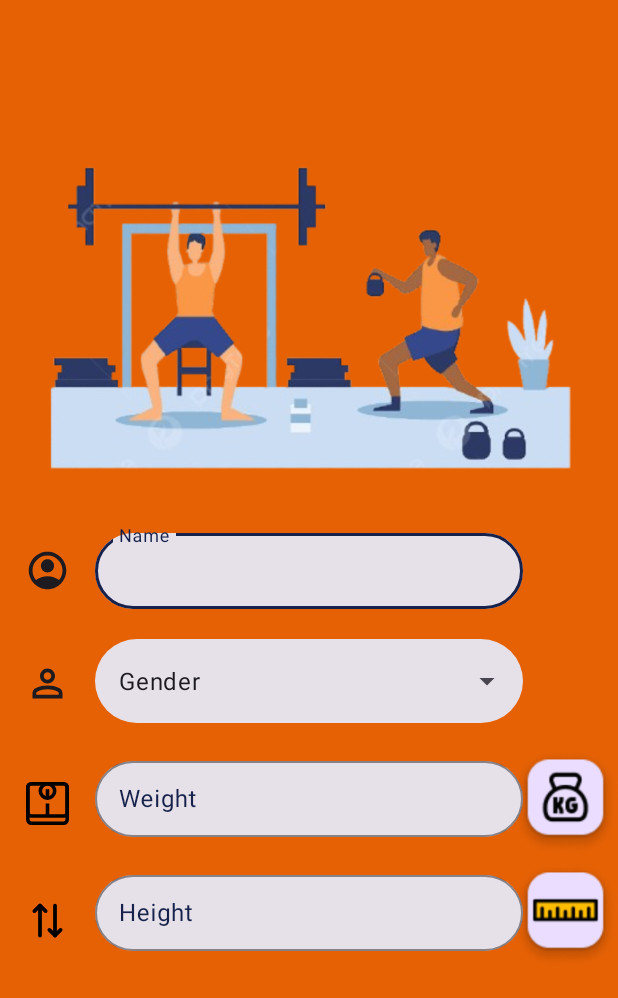
After one commit to Sian1902/Go-Healthy, an Android app: the layout fragment_signup.xml on its own in the app's theme, with its tools: preview values and no code run, on a phone screen of 412 x 824 dp. The commit adds this screen. Shown: the top 998 px of the screen. Run offline under Robolectric (Android 15) with nearby library versions, the phone set to English and light mode, and no system bars.

Commit message:
SignUp Fragment Added with its binding

```diff
--- a/app/build.gradle.kts
+++ b/app/build.gradle.kts
@@ -8,6 +8,7 @@ android {
     compileSdk = 34
     buildFeatures{
         dataBinding=true
+        viewBinding=true
     }
 
     defaultConfig {
--- /dev/null
+++ b/app/src/main/java/com/example/gohealthy/SignUpFragment.kt
@@ -0,0 +1,43 @@
+package com.example.gohealthy
+
+import android.os.Bundle
+import android.text.Editable
+import android.text.TextWatcher
+import androidx.fragment.app.Fragment
+import android.view.LayoutInflater
+import android.view.View
+import android.view.ViewGroup
+import android.widget.ArrayAdapter
+import android.widget.AutoCompleteTextView
+import com.example.gohealthy.databinding.FragmentSignupBinding
+
+
+class SignUpFragment : Fragment() {
+    lateinit var binding: FragmentSignupBinding
+    override fun onCreate(savedInstanceState: Bundle?) {
+        super.onCreate(savedInstanceState)
+    }
+
+    override fun onCreateView(
+        inflater: LayoutInflater, container: ViewGroup?,
+        savedInstanceState: Bundle?
+    ): View? {
+        // Inflate the layout for this fragment
+        binding = FragmentSignupBinding.inflate(inflater, container, false)
+
+        val gender = resources.getStringArray(R.array.Gender)
+        val arrayAdapter = ArrayAdapter(requireContext(), R.layout.dropdownmenu, gender)
+
+
+        binding.genderTextField.editText?.let { autoCompleteTextView ->
+            (autoCompleteTextView as AutoCompleteTextView).setAdapter(arrayAdapter)
+        }
+
+
+
+
+
+        return binding.root
+    }
+
+}
--- /dev/null
+++ b/app/src/main/res/drawable/account_circle.xml
@@ -0,0 +1,9 @@
+<vector xmlns:android="http://schemas.android.com/apk/res/android"
+    android:width="24dp"
+    android:height="24dp"
+    android:viewportWidth="24"
+    android:viewportHeight="24">
+  <path
+      android:pathData="M5.85,17.1C6.7,16.45 7.65,15.938 8.7,15.563C9.75,15.188 10.85,15 12,15C13.15,15 14.25,15.188 15.3,15.563C16.35,15.938 17.3,16.45 18.15,17.1C18.733,16.417 19.188,15.642 19.513,14.775C19.837,13.908 20,12.983 20,12C20,9.783 19.221,7.896 17.663,6.338C16.104,4.779 14.217,4 12,4C9.783,4 7.896,4.779 6.338,6.338C4.779,7.896 4,9.783 4,12C4,12.983 4.162,13.908 4.488,14.775C4.813,15.642 5.267,16.417 5.85,17.1ZM12,13C11.017,13 10.188,12.663 9.512,11.988C8.837,11.313 8.5,10.483 8.5,9.5C8.5,8.517 8.837,7.688 9.512,7.012C10.188,6.338 11.017,6 12,6C12.983,6 13.813,6.338 14.488,7.012C15.163,7.688 15.5,8.517 15.5,9.5C15.5,10.483 15.163,11.313 14.488,11.988C13.813,12.663 12.983,13 12,13ZM12,22C10.617,22 9.317,21.737 8.1,21.212C6.883,20.688 5.825,19.975 4.925,19.075C4.025,18.175 3.313,17.117 2.787,15.9C2.263,14.683 2,13.383 2,12C2,10.617 2.263,9.317 2.787,8.1C3.313,6.883 4.025,5.825 4.925,4.925C5.825,4.025 6.883,3.313 8.1,2.787C9.317,2.263 10.617,2 12,2C13.383,2 14.683,2.263 15.9,2.787C17.117,3.313 18.175,4.025 19.075,4.925C19.975,5.825 20.688,6.883 21.212,8.1C21.737,9.317 22,10.617 22,12C22,13.383 21.737,14.683 21.212,15.9C20.688,17.117 19.975,18.175 19.075,19.075C18.175,19.975 17.117,20.688 15.9,21.212C14.683,21.737 13.383,22 12,22Z"
+      android:fillColor="#1D1B20"/>
+</vector>
--- /dev/null
+++ b/app/src/main/res/drawable/person.xml
@@ -0,0 +1,9 @@
+<vector xmlns:android="http://schemas.android.com/apk/res/android"
+    android:width="30dp"
+    android:height="30dp"
+    android:viewportWidth="30"
+    android:viewportHeight="30">
+  <path
+      android:pathData="M15,15C13.625,15 12.448,14.51 11.469,13.531C10.49,12.552 10,11.375 10,10C10,8.625 10.49,7.448 11.469,6.469C12.448,5.49 13.625,5 15,5C16.375,5 17.552,5.49 18.531,6.469C19.51,7.448 20,8.625 20,10C20,11.375 19.51,12.552 18.531,13.531C17.552,14.51 16.375,15 15,15ZM5,25V21.5C5,20.792 5.182,20.141 5.547,19.547C5.911,18.953 6.396,18.5 7,18.188C8.292,17.542 9.604,17.057 10.938,16.734C12.271,16.412 13.625,16.25 15,16.25C16.375,16.25 17.729,16.412 19.063,16.734C20.396,17.057 21.708,17.542 23,18.188C23.604,18.5 24.088,18.953 24.453,19.547C24.818,20.141 25,20.792 25,21.5V25H5ZM7.5,22.5H22.5V21.5C22.5,21.271 22.443,21.063 22.328,20.875C22.213,20.688 22.063,20.542 21.875,20.438C20.75,19.875 19.615,19.453 18.469,19.172C17.323,18.891 16.167,18.75 15,18.75C13.833,18.75 12.677,18.891 11.531,19.172C10.385,19.453 9.25,19.875 8.125,20.438C7.938,20.542 7.786,20.688 7.672,20.875C7.557,21.063 7.5,21.271 7.5,21.5V22.5ZM15,12.5C15.688,12.5 16.276,12.255 16.766,11.766C17.255,11.276 17.5,10.688 17.5,10C17.5,9.313 17.255,8.724 16.766,8.234C16.276,7.745 15.688,7.5 15,7.5C14.313,7.5 13.724,7.745 13.234,8.234C12.745,8.724 12.5,9.313 12.5,10C12.5,10.688 12.745,11.276 13.234,11.766C13.724,12.255 14.313,12.5 15,12.5Z"
+      android:fillColor="#1D1B20"/>
+</vector>
--- /dev/null
+++ b/app/src/main/res/drawable/scale_svgrepo_com.xml
@@ -0,0 +1,13 @@
+<vector xmlns:android="http://schemas.android.com/apk/res/android" android:height="30dp" android:viewportHeight="24" android:viewportWidth="24" android:width="30dp">
+
+    <path android:fillColor="#00000000" android:pathData="M3.41,1.5L20.59,1.5A1.91,1.91 0,0 1,22.5 3.41L22.5,16.77A1.91,1.91 0,0 1,20.59 18.68L3.41,18.68A1.91,1.91 0,0 1,1.5 16.77L1.5,3.41A1.91,1.91 0,0 1,3.41 1.5z" android:strokeColor="#020202" android:strokeWidth="1.91"/>
+
+    <path android:fillColor="#00000000" android:pathData="M3.41,1.5L20.59,1.5A1.91,1.91 0,0 1,22.5 3.41L22.5,20.59A1.91,1.91 0,0 1,20.59 22.5L3.41,22.5A1.91,1.91 0,0 1,1.5 20.59L1.5,3.41A1.91,1.91 0,0 1,3.41 1.5z" android:strokeColor="#020202" android:strokeWidth="1.91"/>
+
+    <path android:fillColor="#00000000" android:pathData="M12,5.32m-3.82,0a3.82,3.82 0,1 1,7.64 0a3.82,3.82 0,1 1,-7.64 0" android:strokeColor="#020202" android:strokeWidth="1.91"/>
+
+    <path android:fillColor="#00000000" android:pathData="M12,4.36L12,9.14" android:strokeColor="#020202" android:strokeWidth="1.91"/>
+
+    <path android:fillColor="#00000000" android:pathData="M12,12L12,18.68" android:strokeColor="#020202" android:strokeWidth="1.91"/>
+
+</vector>
--- /dev/null
+++ b/app/src/main/res/drawable/up_down_arrow_svgrepo_com.xml
@@ -0,0 +1,9 @@
+<vector xmlns:android="http://schemas.android.com/apk/res/android" android:height="30dp" android:viewportHeight="24" android:viewportWidth="24" android:width="30dp">
+
+    <path android:fillColor="#00000000" android:pathData="M11,7l-3,-3l-3,3" android:strokeColor="#000000" android:strokeLineCap="round" android:strokeLineJoin="round" android:strokeWidth="2"/>
+
+    <path android:fillColor="#00000000" android:pathData="M13,17l3,3l3,-3" android:strokeColor="#000000" android:strokeLineCap="round" android:strokeLineJoin="round" android:strokeWidth="2"/>
+
+    <path android:fillColor="#00000000" android:pathData="M8,20V4m8,0V20" android:strokeColor="#000000" android:strokeLineCap="round" android:strokeLineJoin="round" android:strokeWidth="2"/>
+
+</vector>
--- /dev/null
+++ b/app/src/main/res/layout/dropdownmenu.xml
@@ -0,0 +1,8 @@
+<?xml version="1.0" encoding="utf-8"?>
+<TextView xmlns:android="http://schemas.android.com/apk/res/android"
+    android:id="@+id/textViewPriorities"
+    android:layout_width="match_parent"
+    android:layout_height="wrap_content"
+    android:padding="10dp"
+    android:textColor="@color/black"
+    android:textSize="16sp" />
--- /dev/null
+++ b/app/src/main/res/layout/fragment_signup.xml
@@ -0,0 +1,174 @@
+<?xml version="1.0" encoding="utf-8"?>
+<androidx.constraintlayout.widget.ConstraintLayout xmlns:android="http://schemas.android.com/apk/res/android"
+    xmlns:tools="http://schemas.android.com/tools"
+    android:layout_width="match_parent"
+    android:layout_height="match_parent"
+    xmlns:app="http://schemas.android.com/apk/res-auto"
+    android:background="@color/custom_orange"
+    tools:context=".SignUpFragment">
+
+
+
+
+    <ImageView
+        android:id="@+id/signup_bg"
+        android:layout_width="384dp"
+        android:layout_height="384dp"
+        android:src="@drawable/signup_bg"
+        app:layout_constraintTop_toTopOf="parent"
+        app:layout_constraintStart_toStartOf="parent"
+        app:layout_constraintEnd_toEndOf="parent"/>
+    <ImageView
+        android:id="@+id/nameIcon"
+        android:layout_width="30dp"
+        android:layout_height="30dp"
+        android:src="@drawable/account_circle"
+        app:layout_constraintStart_toStartOf="parent"
+        app:layout_constraintTop_toTopOf="parent"
+        app:layout_constraintEnd_toStartOf="@id/nameTextField"
+        android:layout_marginTop="365dp"/>
+    <ImageView
+        android:id="@+id/genderIcon"
+        android:layout_width="30dp"
+        android:layout_height="30dp"
+        android:src="@drawable/person"
+        app:layout_constraintStart_toStartOf="parent"
+        app:layout_constraintTop_toBottomOf="@id/nameIcon"
+        app:layout_constraintEnd_toStartOf="@id/genderTextField"
+        android:layout_marginTop="45dp"/>
+    <ImageView
+        android:id="@+id/weightIcon"
+        android:layout_width="30dp"
+        android:layout_height="30dp"
+        android:src="@drawable/scale_svgrepo_com"
+        app:layout_constraintStart_toStartOf="parent"
+        app:layout_constraintTop_toBottomOf="@id/genderIcon"
+        app:layout_constraintEnd_toStartOf="@id/genderTextField"
+        android:layout_marginTop="50dp"/>
+    <ImageView
+        android:id="@+id/heightIcon"
+        android:layout_width="30dp"
+        android:layout_height="30dp"
+        android:src="@drawable/up_down_arrow_svgrepo_com"
+        app:layout_constraintStart_toStartOf="parent"
+        app:layout_constraintTop_toBottomOf="@id/weightIcon"
+        app:layout_constraintEnd_toStartOf="@id/genderTextField"
+        android:layout_marginTop="48dp"/>
+    <ImageView
+        android:id="@+id/weightImage"
+        android:layout_width="70dp"
+        android:layout_height="70dp"
+        app:layout_constraintEnd_toEndOf="parent"
+        app:layout_constraintTop_toTopOf="parent"
+        android:src="@drawable/weightfab"
+        android:layout_marginTop="500dp"/>
+    <ImageView
+        android:layout_width="70dp"
+        android:layout_height="70dp"
+        app:layout_constraintEnd_toEndOf="parent"
+        app:layout_constraintTop_toBottomOf="@id/weightImage"
+        android:layout_marginTop="5dp"
+        android:src="@drawable/scale"
+        />
+
+
+
+    <com.google.android.material.textfield.TextInputLayout
+        android:id="@+id/nameTextField"
+        android:layout_width="285dp"
+        android:layout_height="56dp"
+        android:hint="Name"
+        android:textColorHint="@color/test"
+        app:boxStrokeColor ="@color/test"
+        app:hintTextColor="@color/test"
+        app:boxBackgroundColor="@color/textField_color"
+        app:layout_constraintStart_toStartOf="parent"
+        app:layout_constraintTop_toTopOf="parent"
+        android:layout_marginTop="350dp"
+        app:layout_constraintEnd_toEndOf="parent"
+        app:boxCornerRadiusTopStart="28dp"
+        app:boxCornerRadiusTopEnd="28dp"
+        app:boxCornerRadiusBottomEnd="28dp"
+        app:boxCornerRadiusBottomStart="28dp">
+        <com.google.android.material.textfield.TextInputEditText
+            android:layout_width="match_parent"
+            android:layout_height="wrap_content" />
+    </com.google.android.material.textfield.TextInputLayout>
+
+
+    <com.google.android.material.textfield.TextInputLayout
+        style="@style/Widget.Material3.TextInputLayout.FilledBox.ExposedDropdownMenu"
+        android:id="@+id/genderTextField"
+        android:layout_width="285dp"
+        android:layout_height="56dp"
+        android:textColorHint="@color/test"
+        app:boxStrokeColor ="@color/custom_orange"
+        app:boxStrokeWidth = "0dp"
+        app:hintTextColor="@color/test"
+        app:boxBackgroundColor="@color/textField_color"
+        app:layout_constraintStart_toStartOf="parent"
+        app:layout_constraintTop_toBottomOf="@id/nameTextField"
+        app:layout_constraintEnd_toEndOf="parent"
+        android:layout_marginTop="20dp"
+        app:boxCornerRadiusTopStart="28dp"
+        app:boxCornerRadiusTopEnd="28dp"
+        app:boxCornerRadiusBottomEnd="28dp"
+        app:boxCornerRadiusBottomStart="28dp">
+        <AutoCompleteTextView
+            android:layout_width="285dp"
+            android:layout_height="56dp"
+            android:padding="10dp"
+            android:inputType="none"
+            android:text="Gender"
+            />
+
+    </com.google.android.material.textfield.TextInputLayout>
+
+    <com.google.android.material.textfield.TextInputLayout
+        android:id="@+id/weightTextField"
+        android:layout_width="285dp"
+        android:layout_height="56dp"
+        android:hint="Weight"
+        android:textColorHint="@color/test"
+        app:boxStrokeColor ="@color/test"
+        app:hintTextColor="@color/test"
+        app:boxBackgroundColor="@color/textField_color"
+        android:layout_marginTop="20dp"
+        app:layout_constraintStart_toStartOf="parent"
+        app:layout_constraintTop_toBottomOf="@id/genderTextField"
+        app:layout_constraintEnd_toEndOf="parent"
+        app:boxCornerRadiusTopStart="28dp"
+        app:boxCornerRadiusTopEnd="28dp"
+        app:boxCornerRadiusBottomEnd="28dp"
+        app:boxCornerRadiusBottomStart="28dp">
+        <com.google.android.material.textfield.TextInputEditText
+            android:inputType="numberDecimal"
+            android:layout_width="match_parent"
+            android:layout_height="wrap_content" />
+    </com.google.android.material.textfield.TextInputLayout>
+
+    <com.google.android.material.textfield.TextInputLayout
+        android:id="@+id/heightTextField"
+        android:layout_width="285dp"
+        android:layout_height="56dp"
+        android:hint="Height"
+        android:textColorHint="@color/test"
+        app:boxStrokeColor ="@color/test"
+        app:hintTextColor="@color/test"
+        app:boxBackgroundColor="@color/textField_color"
+        android:layout_marginTop="20dp"
+        app:layout_constraintStart_toStartOf="parent"
+        app:layout_constraintTop_toBottomOf="@id/weightTextField"
+        app:layout_constraintEnd_toEndOf="parent"
+        app:boxCornerRadiusTopStart="28dp"
+        app:boxCornerRadiusTopEnd="28dp"
+        app:boxCornerRadiusBottomEnd="28dp"
+        app:boxCornerRadiusBottomStart="28dp">
+        <com.google.android.material.textfield.TextInputEditText
+            android:inputType="numberDecimal"
+            android:layout_width="match_parent"
+            android:layout_height="wrap_content" />
+    </com.google.android.material.textfield.TextInputLayout>
+
+
+</androidx.constraintlayout.widget.ConstraintLayout>
--- a/app/src/main/res/navigation/nav_graph.xml
+++ b/app/src/main/res/navigation/nav_graph.xml
@@ -3,10 +3,15 @@
     xmlns:app="http://schemas.android.com/apk/res-auto"
     xmlns:tools="http://schemas.android.com/tools"
     android:id="@+id/nav_graph"
-    app:startDestination="@id/welcomeFragment">
+    app:startDestination="@id/signUpFragment">
 <fragment
     android:name="com.example.gohealthy.WelcomeFragment"
     android:id="@+id/welcomeFragment"
     tools:layout="@layout/fragment_welcome"></fragment>
+    <fragment
+        android:id="@+id/signUpFragment"
+        android:name="com.example.gohealthy.SignUpFragment"
+        android:label="fragment_signup"
+        tools:layout="@layout/fragment_signup" />
 
 </navigation>
--- a/app/src/main/res/values/colors.xml
+++ b/app/src/main/res/values/colors.xml
@@ -3,4 +3,8 @@
     <color name="black">#FF000000</color>
     <color name="white">#FFFFFFFF</color>
     <color name="custom_orange">#ffe66104</color>
+    <color name="textField_color">#ffe6e0e9</color>
+    <color name="test">#ff16224b</color>
+    <color name="blue">#ff504d73</color>
+
 </resources>
--- a/app/src/main/res/values/strings.xml
+++ b/app/src/main/res/values/strings.xml
@@ -4,4 +4,8 @@
     <string name="hello_blank_fragment">Hello blank fragment</string>
     <string name="appp_Name">GO HEALTHY</string>
     <string name="welcome_text">Welcome To</string>
+    <string-array name="Gender">
+        <item>Male</item>
+        <item>Female</item>
+    </string-array>
 </resources>
```
Also changed, not shown: app/src/main/res/drawable/scale.png (added), app/src/main/res/drawable/signup_bg.png (added), app/src/main/res/drawable/weightfab.png (added).
